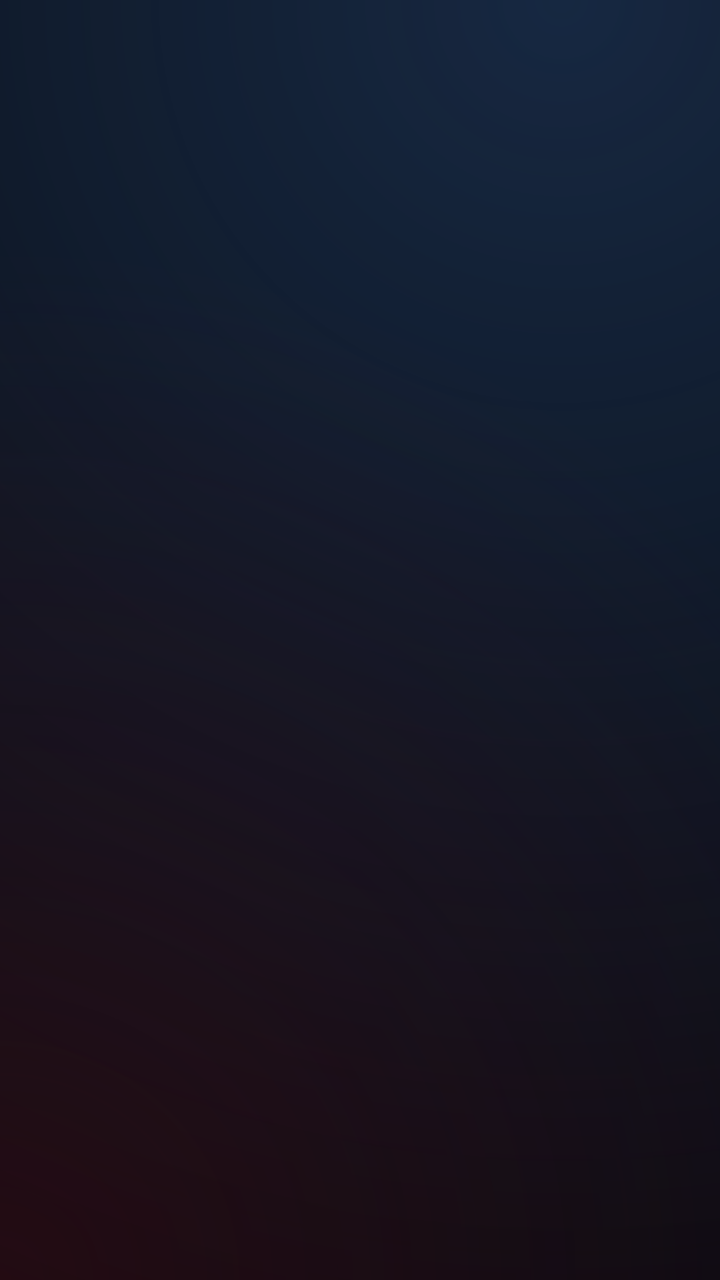
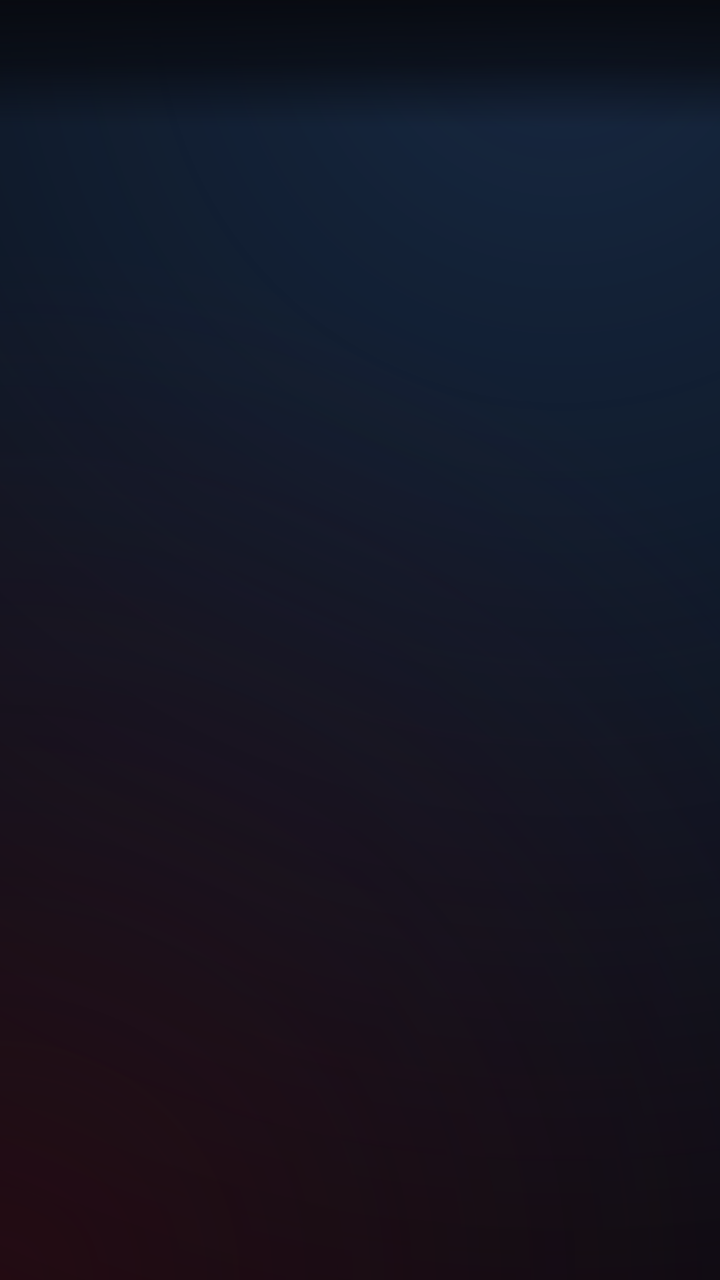

Compare the two renders of this Android layout. The source of the first and the diff that turns it into the second are given below.
<!-- AndroidManifest.xml: application theme Theme.MtvLauncher -->
<!-- res/layout/activity_home.xml -->
<?xml version="1.0" encoding="utf-8"?>
<FrameLayout xmlns:android="http://schemas.android.com/apk/res/android"
    android:layout_width="match_parent"
    android:layout_height="match_parent"
    android:background="@drawable/dash_bg">

    <androidx.recyclerview.widget.RecyclerView
        android:id="@+id/rows"
        android:layout_width="match_parent"
        android:layout_height="match_parent"
        android:clipChildren="false"
        android:clipToPadding="false"
        android:paddingBottom="120dp"
        android:scrollbars="none" />

    <LinearLayout
        android:layout_width="wrap_content"
        android:layout_height="wrap_content"
        android:layout_gravity="top|end"
        android:layout_marginTop="18dp"
        android:layout_marginEnd="32dp"
        android:gravity="center_vertical"
        android:orientation="horizontal">

        <TextView
            android:id="@+id/weather"
            android:layout_width="wrap_content"
            android:layout_height="wrap_content"
            android:layout_marginEnd="16dp"
            android:textColor="#9EFFFFFF"
            android:textSize="12sp" />

        <ImageView
            android:id="@+id/bell"
            android:layout_width="18dp"
            android:layout_height="18dp"
            android:alpha="0.9"
            android:importantForAccessibility="no"
            android:src="@drawable/ic_bell"
            android:visibility="gone" />

        <TextView
            android:id="@+id/bell_count"
            android:layout_width="wrap_content"
            android:layout_height="16dp"
            android:layout_marginStart="-5dp"
            android:layout_marginTop="-10dp"
            android:background="@drawable/badge_bg"
            android:gravity="center"
            android:minWidth="16dp"
            android:paddingHorizontal="4dp"
            android:textColor="#FFFFFFFF"
            android:textSize="9sp"
            android:textStyle="bold"
            android:visibility="gone" />

        <TextView
            android:id="@+id/clock"
            android:layout_width="wrap_content"
            android:layout_height="wrap_content"
            android:layout_marginStart="14dp"
            android:fontFamily="sans-serif-light"
            android:textColor="#FFFFFFFF"
            android:textSize="21sp" />
    </LinearLayout>
</FrameLayout>
<!-- resources referenced by this layout -->
<resources>
  <!-- drawable badge_bg (drawable) -->
  <?xml version="1.0" encoding="utf-8"?>
  <shape xmlns:android="http://schemas.android.com/apk/res/android" android:shape="rectangle">
      <corners android:radius="10dp" />
      <solid android:color="#FFFF453A" />
  </shape>
  <!-- drawable dash_bg (drawable) -->
  <?xml version="1.0" encoding="utf-8"?>
  <layer-list xmlns:android="http://schemas.android.com/apk/res/android">
      <item><color android:color="#FF06080D" /></item>
      <item>
          <shape>
              <gradient android:type="radial" android:centerX="0.78" android:centerY="0.0" android:gradientRadius="700dp"
                  android:startColor="#B31D3557" android:endColor="#001D3557" />
          </shape>
      </item>
      <item>
          <shape>
              <gradient android:type="radial" android:centerX="0.0" android:centerY="1.0" android:gradientRadius="520dp"
                  android:startColor="#8C3A0D16" android:endColor="#003A0D16" />
          </shape>
      </item>
  </layer-list>
  <!-- drawable ic_bell (drawable) -->
  <?xml version="1.0" encoding="utf-8"?>
  <vector xmlns:android="http://schemas.android.com/apk/res/android" android:width="24dp" android:height="24dp" android:viewportWidth="24" android:viewportHeight="24">
      <path android:fillColor="#FFFFFFFF" android:pathData="M12,22c1.1,0 2,-0.9 2,-2h-4c0,1.1 0.89,2 2,2zM18,16v-5c0,-3.07 -1.64,-5.64 -4.5,-6.32V4c0,-0.83 -0.67,-1.5 -1.5,-1.5s-1.5,0.67 -1.5,1.5v0.68C7.63,5.36 6,7.92 6,11v5l-2,2v1h16v-1l-2,-2z" />
  </vector>
  <style name="Theme.MtvLauncher" parent="@android:style/Theme.DeviceDefault.NoActionBar">
          <item name="android:windowBackground">@android:color/black</item>
          <item name="android:windowShowWallpaper">false</item>
          <item name="android:windowNoTitle">true</item>
          <item name="android:windowFullscreen">true</item>
          <item name="android:windowAnimationStyle">@null</item>
      </style>
</resources>

<!-- the commit's change to res/layout/activity_home.xml (unified diff, before → after) -->
@@ -12,6 +12,12 @@
         android:clipToPadding="false"
         android:paddingBottom="120dp"
         android:scrollbars="none" />
+
+    
+    <View
+        android:layout_width="match_parent"
+        android:layout_height="64dp"
+        android:background="@drawable/top_scrim" />
 
     <LinearLayout
         android:layout_width="wrap_content"
<!-- resource entries referenced after the edit -->
@@ -28,6 +28,11 @@
   <vector xmlns:android="http://schemas.android.com/apk/res/android" android:width="24dp" android:height="24dp" android:viewportWidth="24" android:viewportHeight="24">
       <path android:fillColor="#FFFFFFFF" android:pathData="M12,22c1.1,0 2,-0.9 2,-2h-4c0,1.1 0.89,2 2,2zM18,16v-5c0,-3.07 -1.64,-5.64 -4.5,-6.32V4c0,-0.83 -0.67,-1.5 -1.5,-1.5s-1.5,0.67 -1.5,1.5v0.68C7.63,5.36 6,7.92 6,11v5l-2,2v1h16v-1l-2,-2z" />
   </vector>
+  <!-- drawable top_scrim (drawable) -->
+  <?xml version="1.0" encoding="utf-8"?>
+  <shape xmlns:android="http://schemas.android.com/apk/res/android">
+      <gradient android:angle="270" android:startColor="#F207090F" android:centerColor="#B307090F" android:endColor="#0007090F" />
+  </shape>
   <style name="Theme.MtvLauncher" parent="@android:style/Theme.DeviceDefault.NoActionBar">
           <item name="android:windowBackground">@android:color/black</item>
           <item name="android:windowShowWallpaper">false</item>
